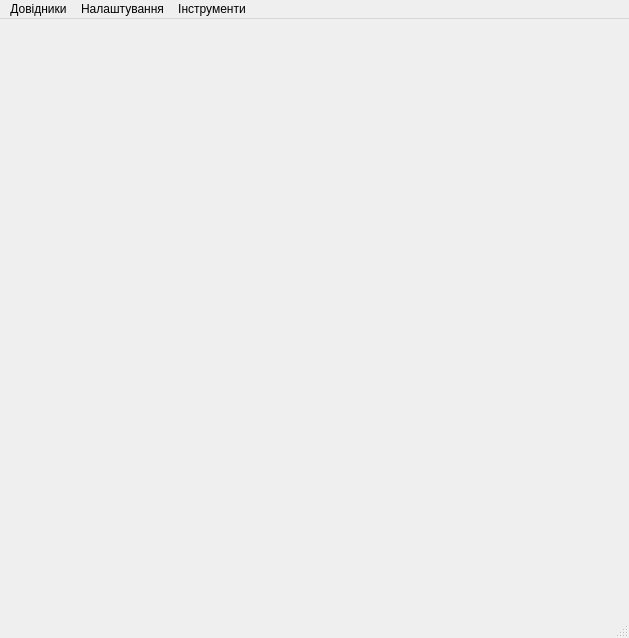
The window that Gandalf/mainwindow.ui (rust3128/WhiteTower) describes before a commit, drawn with Qt 5.
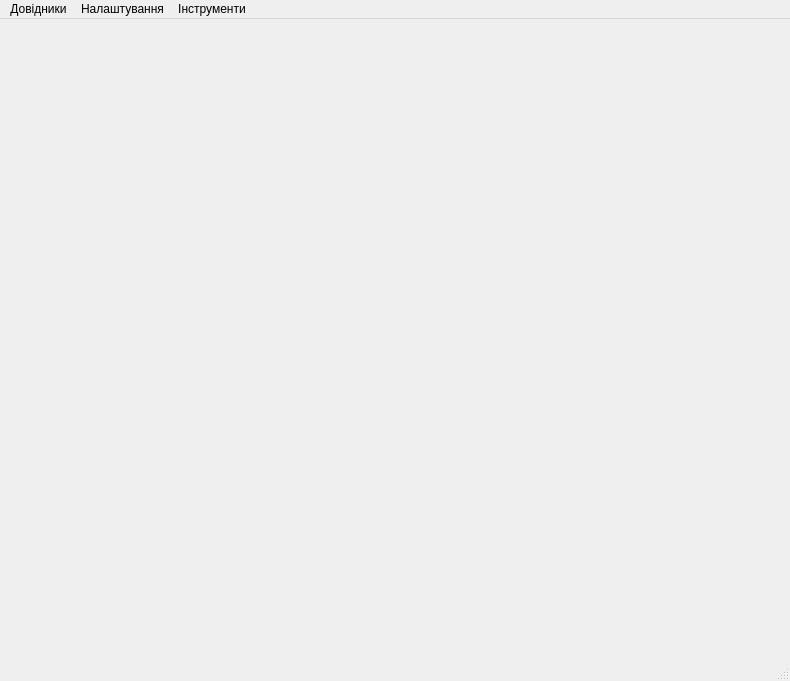
The same window after the commit. Icons and pictures are not drawn. Custom widgets are drawn as their Qt base class.

```diff
--- a/Gandalf/mainwindow.ui
+++ b/Gandalf/mainwindow.ui
@@ -6,20 +6,39 @@
    <rect>
     <x>0</x>
     <y>0</y>
-    <width>629</width>
-    <height>638</height>
+    <width>790</width>
+    <height>681</height>
    </rect>
   </property>
   <property name="windowTitle">
    <string>MainWindow</string>
   </property>
-  <widget class="QWidget" name="centralwidget"/>
+  <widget class="QWidget" name="centralwidget">
+   <layout class="QGridLayout" name="gridLayout">
+    <item row="0" column="0">
+     <widget class="StationSearchWidget" name="widgetSearch" native="true"/>
+    </item>
+    <item row="1" column="0">
+     <spacer name="verticalSpacer">
+      <property name="orientation">
+       <enum>Qt::Orientation::Vertical</enum>
+      </property>
+      <property name="sizeHint" stdset="0">
+       <size>
+        <width>20</width>
+        <height>40</height>
+       </size>
+      </property>
+     </spacer>
+    </item>
+   </layout>
+  </widget>
   <widget class="QMenuBar" name="menubar">
    <property name="geometry">
     <rect>
      <x>0</x>
      <y>0</y>
-     <width>629</width>
+     <width>790</width>
      <height>21</height>
     </rect>
    </property>
@@ -100,6 +119,14 @@
    </property>
   </action>
  </widget>
+ <customwidgets>
+  <customwidget>
+   <class>StationSearchWidget</class>
+   <extends>QWidget</extends>
+   <header>D:\Develop\WhiteTower\Gandalf\Terminals\StationSearchWidget.h</header>
+   <container>1</container>
+  </customwidget>
+ </customwidgets>
  <resources>
   <include location="resource.qrc"/>
  </resources>
```
